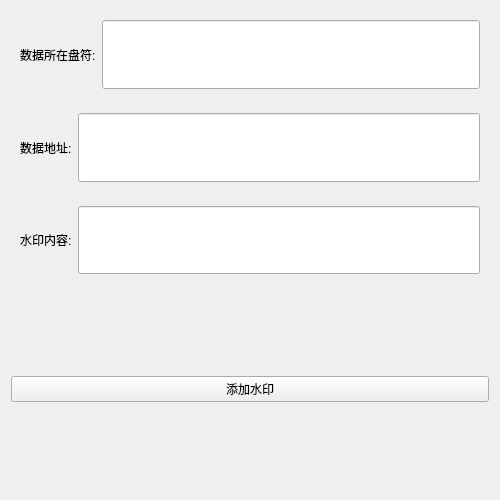
Above: TaiShi/addshuiyin.ui from lyxiong0/xingyun-client before the change. Below: the same form after it.
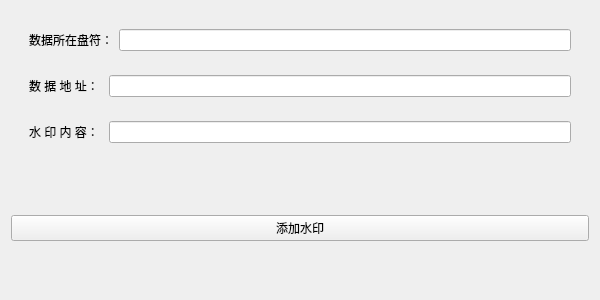
That is the form after the change.

The edit to the form file:
```diff
--- a/TaiShi/addshuiyin.ui
+++ b/TaiShi/addshuiyin.ui
@@ -6,25 +6,40 @@
    <rect>
     <x>0</x>
     <y>0</y>
-    <width>500</width>
-    <height>500</height>
+    <width>600</width>
+    <height>300</height>
    </rect>
   </property>
+  <property name="minimumSize">
+   <size>
+    <width>600</width>
+    <height>300</height>
+   </size>
+  </property>
+  <property name="maximumSize">
+   <size>
+    <width>600</width>
+    <height>300</height>
+   </size>
+  </property>
   <property name="windowTitle">
    <string>Form</string>
   </property>
+  <layout class="QVBoxLayout" name="verticalLayout_2">
+   <item>
+    <widget class="QWidget" name="widget_4" native="true">
   <layout class="QVBoxLayout" name="verticalLayout">
    <item>
     <widget class="QWidget" name="widget_3" native="true">
-     <layout class="QHBoxLayout" name="horizontalLayout_3">
-      <item>
+        <layout class="QFormLayout" name="formLayout">
+         <item row="0" column="0">
        <widget class="QLabel" name="label_3">
         <property name="text">
-         <string>数据所在盘符:</string>
+            <string>数据所在盘符：</string>
         </property>
        </widget>
       </item>
-      <item>
+         <item row="0" column="1">
        <widget class="QLineEdit" name="lineEdit_3">
         <property name="sizePolicy">
          <sizepolicy hsizetype="Expanding" vsizetype="Expanding">
@@ -43,7 +58,7 @@
       <item>
        <widget class="QLabel" name="label">
         <property name="text">
-         <string>数据地址:</string>
+            <string>数 据 地 址： </string>
         </property>
        </widget>
       </item>
@@ -66,7 +81,7 @@
       <item>
        <widget class="QLabel" name="label_2">
         <property name="text">
-         <string>水印内容:</string>
+            <string>水 印 内 容： </string>
         </property>
        </widget>
       </item>
@@ -78,6 +93,9 @@
           <verstretch>0</verstretch>
          </sizepolicy>
         </property>
+          </widget>
+         </item>
+        </layout>
        </widget>
       </item>
      </layout>
```
Lines whose indentation alone changed are shown as unchanged.
